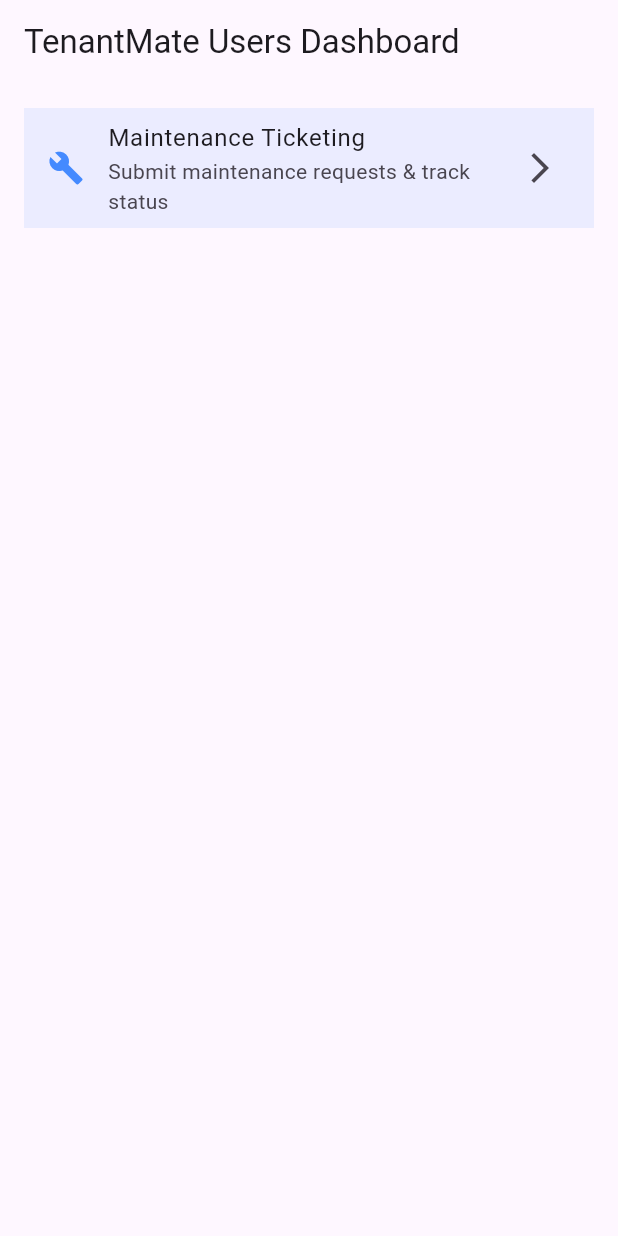
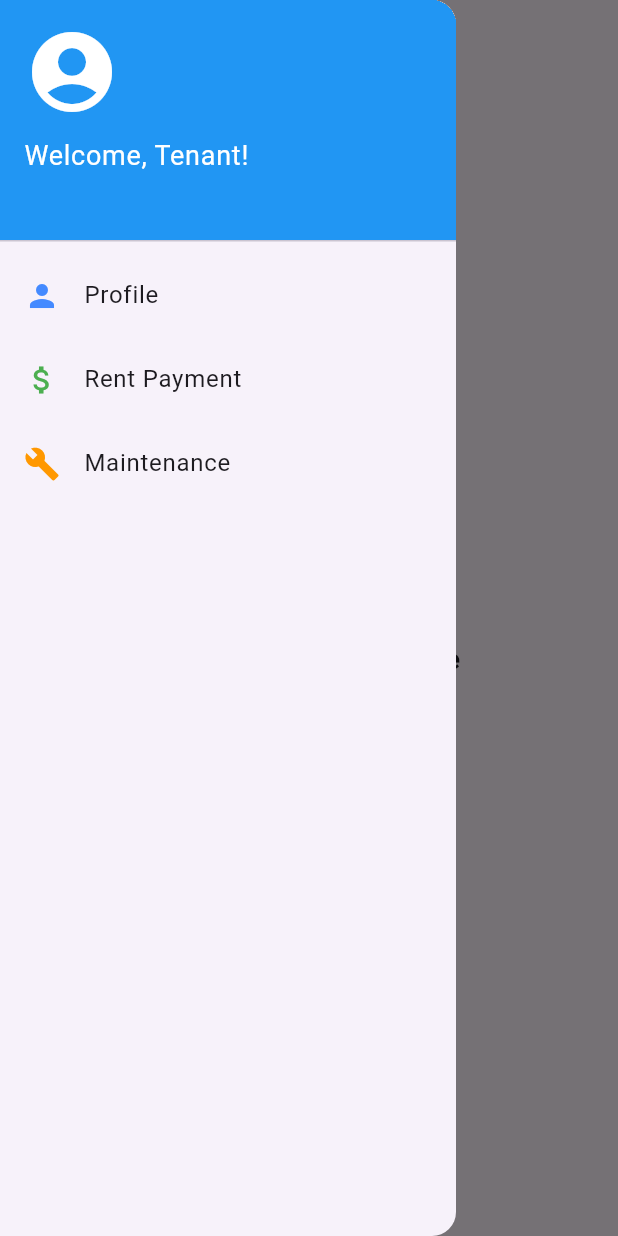
Before and after one commit to AMuthua/Tenant-Mate, a Flutter app: the screen it shows after launch, with the side drawer open (before the commit the screen has no drawer), on a phone screen of 412 x 824 dp. Run offline on Flutter 3.47's test engine with Material 3 defaults, Android fonts, the phone set to English and light mode, and no system bars.

Commit message:
Profile and Rent Addition
This page will have all the Tenant's details.
They could change their name if they would want to.
Rent: To manage their payment status and check on progress.

Co-Authored-By: AcridSoul <skitts4code@proton.me>
Co-Authored-By: Patricia05-alt <122213087+Patricia05-alt@users.noreply.github.com>
Co-Authored-By: morty47-hack <198720203+morty47-hack@users.noreply.github.com>

```diff
--- a/lib/main.dart
+++ b/lib/main.dart
@@ -1,5 +1,7 @@
 import 'package:flutter/material.dart';
-import 'views/auth/maintenance/maintenance_screen.dart'; // Import the maintenance screen
+import 'views/auth/maintenance/maintenance_screen.dart';
+import 'views/profile/profile_screen.dart';  // Import Profile Screen
+import 'views/rent/rent_screen.dart';        // Import Rent Screen
 
 void main() {
   runApp(TenantMateApp());
@@ -16,7 +18,7 @@ class TenantMateApp extends StatelessWidget {
       theme: ThemeData(
         primarySwatch: Colors.blue,
       ),
-      home: HomeScreen(), // Change to HomeScreen
+      home: HomeScreen(),
     );
   }
 }
@@ -27,16 +29,46 @@ class HomeScreen extends StatelessWidget {
   @override
   Widget build(BuildContext context) {
     return Scaffold(
-      appBar: AppBar(title: Text("TenantMate Users Dashboard")),
-      body: ListView(
-        padding: EdgeInsets.all(16.0),
+      appBar: AppBar(title: Text("TenantMate Dashboard")),
+      drawer: Drawer(
+        child: ListView(
+          padding: EdgeInsets.zero,
           children: [
+            DrawerHeader(
+              decoration: BoxDecoration(color: Colors.blue),
+              child: Column(
+                crossAxisAlignment: CrossAxisAlignment.start,
+                children: [
+                  Icon(Icons.account_circle, size: 64, color: Colors.white),
+                  SizedBox(height: 10),
+                  Text("Welcome, Tenant!",
+                      style: TextStyle(color: Colors.white, fontSize: 18)),
+                ],
+              ),
+            ),
             ListTile(
-            tileColor: Colors.blueAccent.withOpacity(0.1),
-            leading: Icon(Icons.build, color: Colors.blueAccent),
-            title: Text("Maintenance Ticketing"),
-            subtitle: Text("Submit maintenance requests & track status"),
-            trailing: Icon(Icons.arrow_forward_ios),
+              leading: Icon(Icons.person, color: Colors.blueAccent),
+              title: Text("Profile"),
+              onTap: () {
+                Navigator.push(
+                  context,
+                  MaterialPageRoute(builder: (context) => ProfileScreen()),
+                );
+              },
+            ),
+            ListTile(
+              leading: Icon(Icons.attach_money, color: Colors.green),
+              title: Text("Rent Payment"),
+              onTap: () {
+                Navigator.push(
+                  context,
+                  MaterialPageRoute(builder: (context) => RentScreen()),
+                );
+              },
+            ),
+            ListTile(
+              leading: Icon(Icons.build, color: Colors.orange),
+              title: Text("Maintenance"),
               onTap: () {
                 Navigator.push(
                   context,
@@ -46,6 +78,13 @@ class HomeScreen extends StatelessWidget {
             ),
           ],
         ),
+      ),
+      body: Center(
+        child: Text(
+          "Welcome to TenantMate",
+          style: TextStyle(fontSize: 18, fontWeight: FontWeight.bold),
+        ),
+      ),
     );
   }
 }
--- /dev/null
+++ b/lib/views/profile/profile_screen.dart
@@ -0,0 +1,13 @@
+import 'package:flutter/material.dart';
+
+class ProfileScreen extends StatelessWidget {
+  const ProfileScreen({super.key});
+
+  @override
+  Widget build(BuildContext context) {
+    return Scaffold(
+      appBar: AppBar(title: Text("Profile")),
+      body: Center(child: Text("User Profile Details Here")),
+    );
+  }
+}
--- /dev/null
+++ b/lib/views/rent/rent_screen.dart
@@ -0,0 +1,13 @@
+import 'package:flutter/material.dart';
+
+class RentScreen extends StatelessWidget {
+  const RentScreen({super.key});
+
+  @override
+  Widget build(BuildContext context) {
+    return Scaffold(
+      appBar: AppBar(title: Text("Rent Payment")),
+      body: Center(child: Text("Rent Payment Tracking Page")),
+    );
+  }
+}
```
Lines whose indentation alone changed are shown as unchanged.
